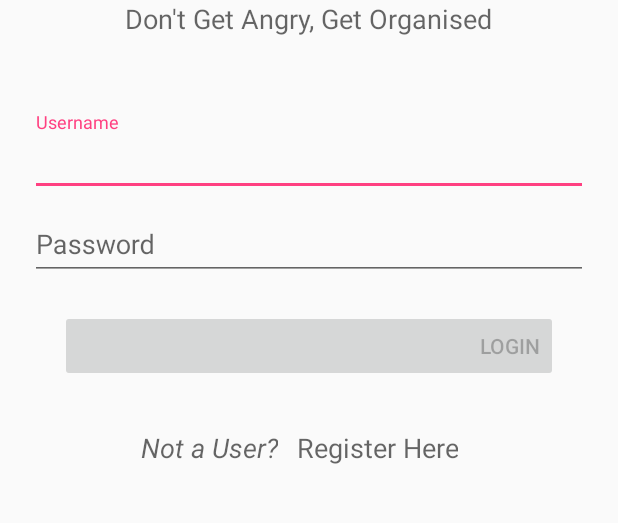
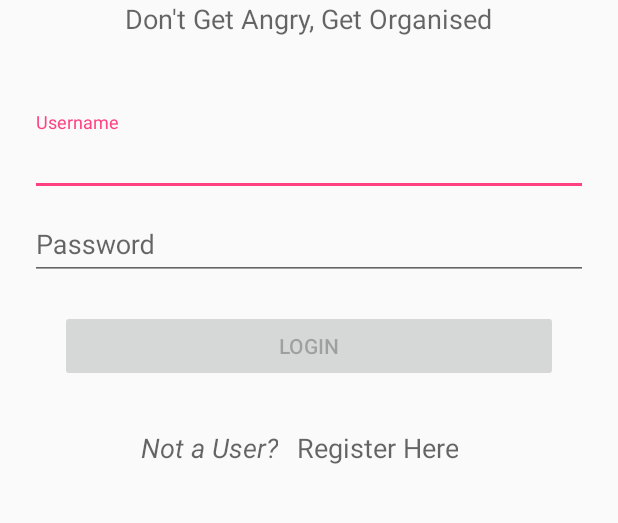
Before and after one commit to Macro303/Project_Fury, an Android app: the screen it shows after launch (LoginView), on a phone screen of 412 x 824 dp, the part 472-995 px from its top. Run offline under Robolectric (Android 15) with nearby library versions, the light colour scheme and no system bars; our stand-ins replace ButterKnife; plain views replace SpinKitView.

Commit message:
FURY#??? --Added Progressbars to login and register

```diff
--- a/app/src/main/java/tobedevelopers/project_fury/login/implementation/LoginView.java
+++ b/app/src/main/java/tobedevelopers/project_fury/login/implementation/LoginView.java
@@ -6,9 +6,8 @@ import android.support.design.widget.TextInputEditText;
 import android.text.Editable;
 import android.view.View;
 import android.widget.Button;
+import android.widget.ProgressBar;
 import android.widget.Toast;
-
-import com.github.ybq.android.spinkit.SpinKitView;
 
 import butterknife.Bind;
 import butterknife.ButterKnife;
@@ -33,8 +32,8 @@ public class LoginView extends BaseView implements LoginContract.View, LoginCont
 	protected Button mLoginButton;
 	@Bind( R.id.loginActivity_registerButton )
 	protected Button mRegisterButton;
-	@Bind( R.id.loadingProgressBar )
-	protected SpinKitView mLoading;
+	@Bind( R.id.loginActivity_loadingProgressBar )
+	protected ProgressBar mLoadingProgressbar;
 
 	private LoginContract.Presenter presenter;
 
@@ -84,7 +83,7 @@ public class LoginView extends BaseView implements LoginContract.View, LoginCont
 		runOnUiThread( new Runnable1Param< LoginView >( this ){
 			@Override
 			public void run(){
-				mLoading.setVisibility( View.GONE );
+				mLoadingProgressbar.setVisibility( View.GONE );
 				startActivity( new Intent( getParam1(), RegisterView.class ) );
 			}
 		} );
@@ -95,7 +94,7 @@ public class LoginView extends BaseView implements LoginContract.View, LoginCont
 		runOnUiThread( new Runnable1Param< LoginView >( this ){
 			@Override
 			public void run(){
-				mLoading.setVisibility( View.GONE );
+				mLoadingProgressbar.setVisibility( View.GONE );
 				finish();
 				startActivity( new Intent( getParam1(), DashboardView.class ) );
 			}
@@ -127,8 +126,8 @@ public class LoginView extends BaseView implements LoginContract.View, LoginCont
 		runOnUiThread( new Runnable1Param< LoginView >( this ){
 			@Override
 			public void run(){
-				mLoading.setVisibility( View.VISIBLE );
-				ToastLog.makeInfo( getParam1(), String.format( getString( R.string.error_inProgress ), "Login" ), Toast.LENGTH_LONG );
+				mLoadingProgressbar.setVisibility( View.VISIBLE );
+				ToastLog.makeDebug( getParam1(), String.format( getString( R.string.error_inProgress ), "Login" ), Toast.LENGTH_LONG );
 			}
 		} );
 	}
--- a/app/src/main/res/layout/activity_create_project.xml
+++ b/app/src/main/res/layout/activity_create_project.xml
@@ -69,5 +69,7 @@
 				android:text="@string/button_createProject"/>
 
 		</LinearLayout>
+
 	</LinearLayout>
+
 </LinearLayout>
--- a/app/src/main/res/layout/activity_login.xml
+++ b/app/src/main/res/layout/activity_login.xml
@@ -2,7 +2,8 @@
 <LinearLayout
 	xmlns:android="http://schemas.android.com/apk/res/android"
 	xmlns:app="http://schemas.android.com/apk/res-auto"
-	android:layout_width="match_parent" android:layout_height="match_parent"
+	android:layout_width="match_parent"
+	android:layout_height="match_parent"
 	android:layout_margin="20dp"
 	android:gravity="center"
 	android:orientation="vertical">
@@ -70,27 +71,16 @@
 			android:id="@+id/loginActivity_loginButton"
 			android:layout_width="match_parent"
 			android:layout_height="wrap_content"
-			android:layout_gravity="center"
+			android:layout_centerInParent="true"
 			android:enabled="false"
-			android:gravity="end|center"
 			android:text="@string/button_login"/>
 
-		<!--<ProgressBar-->
-		<!--android:id="@+id/loadingProgressBar"-->
-		<!--android:indeterminate="true"-->
-		<!--android:layout_width="wrap_content"-->
-		<!--android:layout_height="wrap_content"-->
-		<!--android:layout_centerInParent="true"-->
-		<!--android:visibility="gone"/>-->
-
 		<com.github.ybq.android.spinkit.SpinKitView
-			android:id="@+id/loadingProgressBar"
-			style="@style/SpinKitView.Wave"
+			android:id="@+id/loginActivity_loadingProgressBar"
+			style="@style/SpinKitView.Large.WanderingCubes"
 			android:layout_width="wrap_content"
 			android:layout_height="wrap_content"
-			android:layout_alignParentStart="true"
-			android:layout_centerVertical="true"
-			android:layout_marginStart="10dp"
+			android:layout_centerInParent="true"
 			android:visibility="gone"
 			app:SpinKit_Color="@color/colorAccent"/>
 
```
Also changed, not shown: app/src/main/java/tobedevelopers/project_fury/register/implementation/RegisterView.java (+6 -2 lines), app/src/main/res/layout/activity_register.xml (+22 -17 lines).
